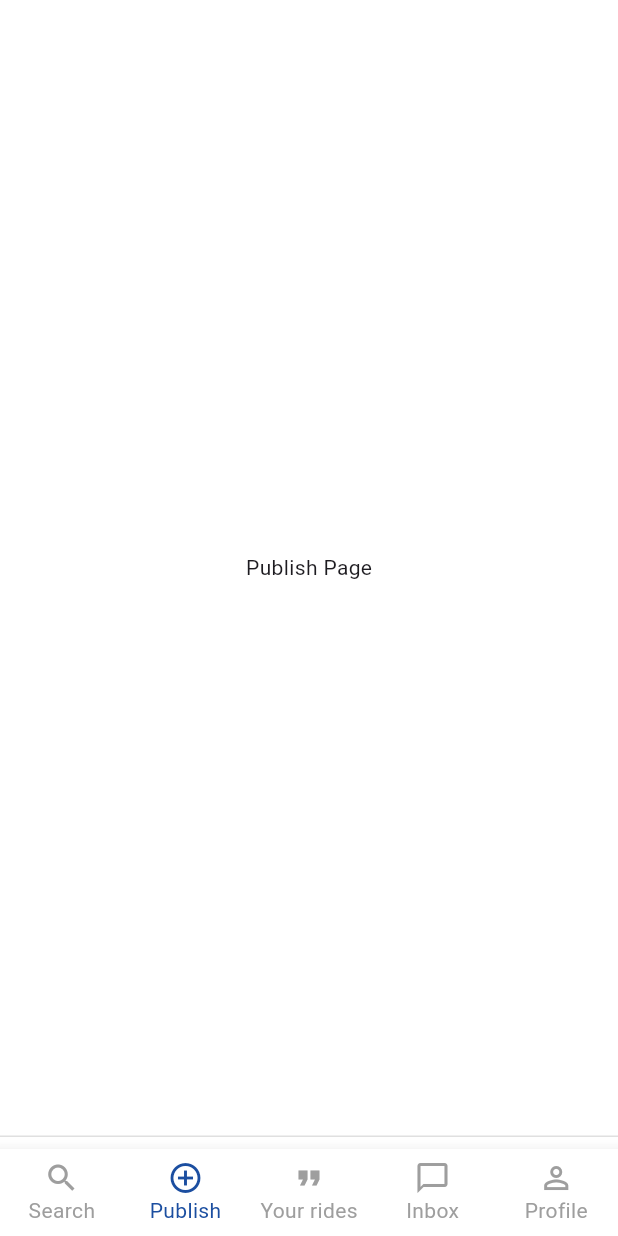
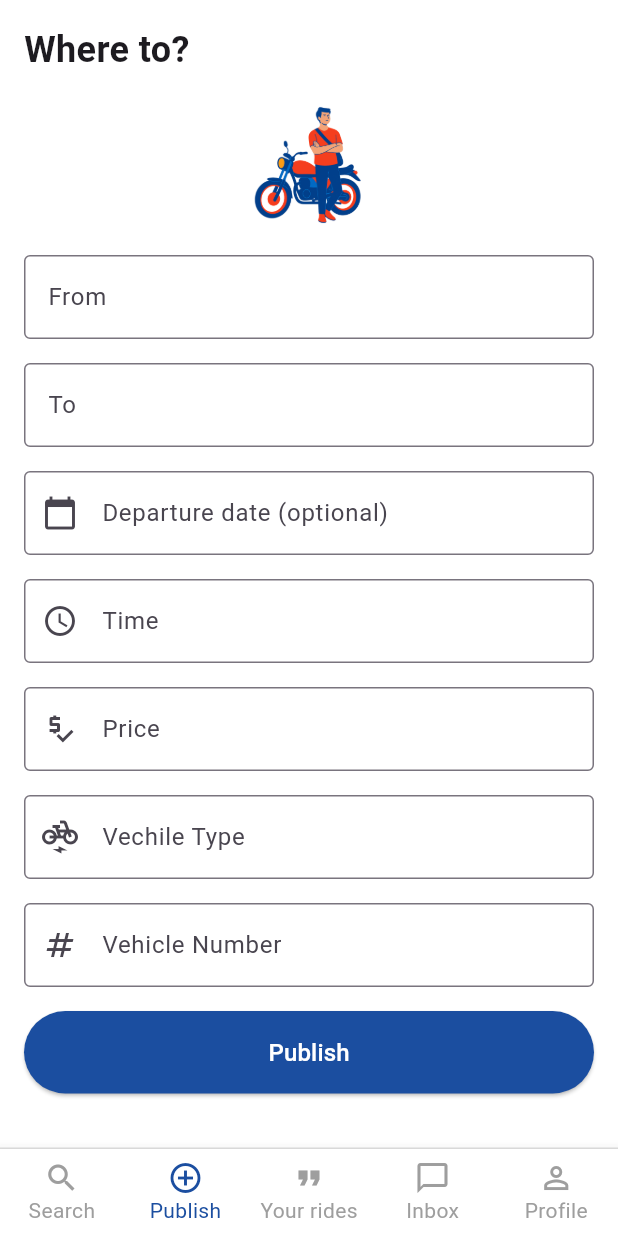
Before and after one commit to Soujanyarashmie/agronomist_partner, a Flutter app: the BottomAppBarNav screen opened directly with empty values, item 2 of the bottom bar chosen, on a phone screen of 412 x 824 dp. Run offline on Flutter 3.47's test engine with Material 3 defaults, Android fonts, the phone set to English and light mode, and no system bars; our stand-ins replace cloud_firestore, firebase_auth, firebase_core, flutter_secure_storage, font_awesome_flutter, go_router and 2 more; accounts and stored records are empty.

Commit message:
publish ride with out lat long go router

```diff
--- a/lib/backend/go_router.dart
+++ b/lib/backend/go_router.dart
@@ -6,6 +6,8 @@ import 'package:agronomist_partner/pages/login.dart';
 import 'package:agronomist_partner/pages/mainpage.dart';
 import 'package:agronomist_partner/pages/profilemenu.dart';
 import 'package:agronomist_partner/pages/profilepage.dart';
+import 'package:agronomist_partner/pages/publish/publishride.dart';
+import 'package:agronomist_partner/pages/publish/yourrides.dart';
 import 'package:agronomist_partner/pages/searchpage.dart';
 
 import 'package:agronomist_partner/pages/splash_screen/splashscreen.dart';
@@ -65,11 +67,11 @@ final GoRouter router = GoRouter(
         ),
         GoRoute(
           path: '/publish',
-          builder: (context, state) => Center(child: Text("Publish Page")),
+          builder: (context, state) => PublishRidePage(),
         ),
         GoRoute(
           path: '/rides',
-          builder: (context, state) => Center(child: Text("Your Rides Page")),
+          builder: (context, state) => YourRidespage(),
         ),
         GoRoute(
           path: '/inbox',
--- a/lib/pages/bottomappbar.dart
+++ b/lib/pages/bottomappbar.dart
@@ -42,15 +42,17 @@ class _BottomAppBarNavState extends State<BottomAppBarNav> {
      bottomNavigationBar: Column(
   mainAxisSize: MainAxisSize.min,
   children: [
-          // Top line (divider) between the app content and the BottomNavigationBar
-          Container(
-            height: 1, // Height of the line
-            color: Colors.grey.shade300, // Color of the line
-            margin: const EdgeInsets.only(bottom: 8), // Optional: space between the line and the bottom nav
+    // Move line down using Padding or increase margin
+    Padding(
+      padding: const EdgeInsets.only(top: 8.0), // Moves it down from top
+      child: Container(
+        height: 1,
+        color: Colors.grey.shade300,
+      ),
     ),
     Theme(
       data: ThemeData(
-              canvasColor: Colors.white, // Set BottomNavigationBar background color to white
+        canvasColor: Colors.white,
       ),
       child: BottomNavigationBar(
         currentIndex: _selectedIndex,
@@ -72,6 +74,7 @@ class _BottomAppBarNavState extends State<BottomAppBarNav> {
     ),
   ],
 ),
+
     );
   }
 }
--- a/lib/pages/editprofile.dart
+++ b/lib/pages/editprofile.dart
@@ -73,7 +73,7 @@ class _EditProfileScreenState extends State<EditProfileScreen> {
 
   Future<void> fetchUserProfile() async {
   final token = await userData.getFirebaseToken();
-  final uid = await userData.getFirebaseUid(); // Make sure this method exists
+  final uid = await userData.getFirebaseUid();
   print("🔐 Token: $token");
   print("👤 UID: $uid");
 
--- /dev/null
+++ b/lib/pages/publish/publishride.dart
@@ -0,0 +1,187 @@
+import 'dart:convert';
+import 'package:agronomist_partner/pages/login.dart';
+import 'package:flutter/material.dart';
+import 'package:http/http.dart' as http;
+
+class PublishRidePage extends StatefulWidget {
+  const PublishRidePage({Key? key}) : super(key: key);
+
+  @override
+  State<PublishRidePage> createState() => _PublishRidePageState();
+}
+
+class _PublishRidePageState extends State<PublishRidePage> {
+    final UserData userData = UserData();
+  final TextEditingController fromController = TextEditingController();
+  final TextEditingController toController = TextEditingController();
+  final TextEditingController dateController = TextEditingController();
+  final TextEditingController timeController = TextEditingController();
+  final TextEditingController priceController = TextEditingController();
+  final TextEditingController typeController = TextEditingController();
+  final TextEditingController numberController = TextEditingController();
+
+  bool onlyFromRegulars = false;
+  bool notifyMatchingRides = false;
+
+  int currentIndex = 0;
+
+  Future<void> publishRide() async {
+    final uid = await userData.getFirebaseUid();
+    const url = 'https://cloths-api-backend.onrender.com/api/v1/rides/publish'; // Replace with actual IP and port
+
+    final body = {
+      "uid": uid, // hardcoded user ID
+      "from": {
+        "city": fromController.text,
+        "location": "Hardcoded From Street",
+        "lat": 12.9716,
+        "lng": 77.5946
+      },
+      "to": {
+        "city": toController.text,
+        "location": "Hardcoded To Place",
+        "lat": 13.0827,
+        "lng": 80.2707
+      },
+      "date": dateController.text,
+      "time": timeController.text,
+      "seatsAvailable": 3,
+      "pricePerSeat": double.tryParse(priceController.text) ?? 0,
+      "vehicleDetails": {
+        "type": typeController.text,
+        "plateNumber": numberController.text
+      }
+    };
+
+    try {
+      final response = await http.post(
+        Uri.parse(url),
+        headers: {'Content-Type': 'application/json'},
+        body: jsonEncode(body),
+      );
+
+      if (response.statusCode == 200 || response.statusCode == 201) {
+        ScaffoldMessenger.of(context).showSnackBar(
+          const SnackBar(content: Text('Ride published successfully!')),
+        );
+      } else {
+        ScaffoldMessenger.of(context).showSnackBar(
+          SnackBar(content: Text('Failed to publish: ${response.body}')),
+        );
+      }
+    } catch (e) {
+      ScaffoldMessenger.of(context).showSnackBar(
+        SnackBar(content: Text('Error: $e')),
+      );
+    }
+  }
+
+  @override
+  Widget build(BuildContext context) {
+    return Scaffold(
+      backgroundColor: Colors.white,
+      body: SafeArea(
+        child: Padding(
+          padding: const EdgeInsets.all(16.0),
+          child: ListView(
+            children: [
+              const Text(
+                'Where to?',
+                style: TextStyle(fontSize: 24, fontWeight: FontWeight.bold),
+              ),
+               const SizedBox(height: 20),
+            Image.asset(
+              'assets/images/noride.png', // your image path
+              width: 180,
+              height: 80,
+              fit: BoxFit.contain,
+            ),
+              const SizedBox(height: 20),
+              TextField(
+                controller: fromController,
+                decoration: const InputDecoration(
+                  labelText: 'From',
+                  hintText: 'City, town, address, or place',
+                  border: OutlineInputBorder(),
+                ),
+              ),
+              const SizedBox(height: 16),
+              TextField(
+                controller: toController,
+                decoration: const InputDecoration(
+                  labelText: 'To',
+                  hintText: 'City, town, address, or place',
+                  border: OutlineInputBorder(),
+                ),
+              ),
+              const SizedBox(height: 16),
+              TextField(
+                controller: dateController,
+                decoration: const InputDecoration(
+                  labelText: 'Departure date (optional)',
+                  hintText: 'MM/DD',
+                  border: OutlineInputBorder(),
+                  prefixIcon: Icon(Icons.calendar_today),
+                ),
+              ),
+              const SizedBox(height: 16),
+              TextField(
+                controller: timeController,
+                decoration: const InputDecoration(
+                  labelText: 'Time ',
+                  border: OutlineInputBorder(),
+                  prefixIcon: Icon(Icons.access_time),
+                ),
+              ),
+              const SizedBox(height: 16),
+              TextField(
+                controller: priceController,
+                decoration: const InputDecoration(
+                  labelText: 'Price',
+                  border: OutlineInputBorder(),
+                  prefixIcon: Icon(Icons.price_check),
+                ),
+              ),
+              const SizedBox(height: 16),
+              TextField(
+                controller: typeController,
+                decoration: const InputDecoration(
+                  labelText: 'Vechile Type',
+                  border: OutlineInputBorder(),
+                  prefixIcon: Icon(Icons.electric_bike),
+                ),
+              ),
+              const SizedBox(height: 16),
+              TextField(
+                controller: numberController,
+                decoration: const InputDecoration(
+                  labelText: 'Vehicle Number',
+                  border: OutlineInputBorder(),
+                  prefixIcon: Icon(Icons.numbers),
+                ),
+              ),
+              const SizedBox(height: 16),
+              SizedBox(
+                width: double.infinity,
+                child: ElevatedButton(
+                  onPressed: publishRide,
+                  style: ElevatedButton.styleFrom(
+                    backgroundColor: Color(0xFF1B4EA0),
+                    padding: const EdgeInsets.symmetric(vertical: 16),
+                    shape: RoundedRectangleBorder(
+                      borderRadius: BorderRadius.circular(30),
+                    ),
+                  ),
+                  child: const Text(
+                    'Publish',
+                    style: TextStyle(fontSize: 16, color: Colors.white),
+                  ),
+                ),
+              ),
+            ],
+          ),
+        ),
+      ),
+    );
+  }
+}
--- a/pubspec.yaml
+++ b/pubspec.yaml
@@ -49,6 +49,7 @@ dependencies:
   http: ^1.3.0
   font_awesome_flutter: ^10.8.0
   intl: ^0.19.0
+  flutter_secure_storage: ^9.2.4
 
 dev_dependencies:
   flutter_test:
```
Also changed, not shown: lib/pages/noridepublish.dart (added, +30 -0 lines), lib/pages/publish/yourrides.dart (added, +109 -0 lines), assets/images/noride.png (added), pubspec.lock, 7 other files. Lines whose indentation alone changed are shown as unchanged.
